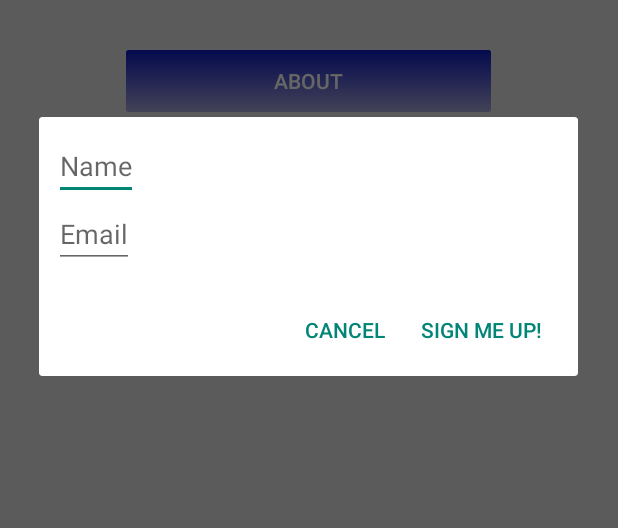
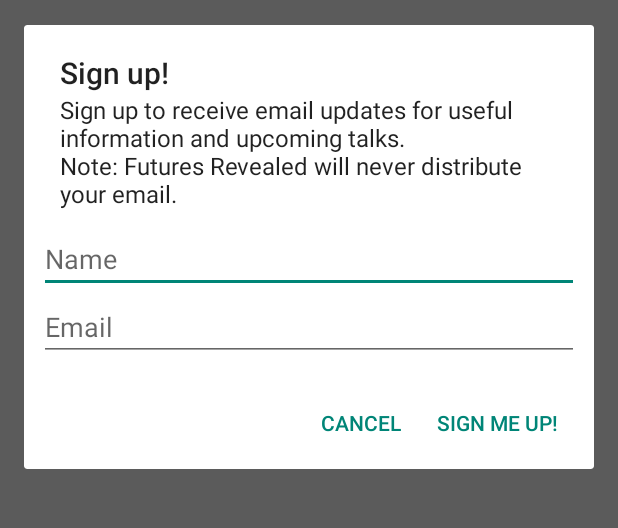
Before and after one commit to vishalkuo/FuturesRevealed, an Android app: the screen it shows after launch (MainActivity), after a tap on "SIGN UP", on a phone screen of 412 x 824 dp, the part 371-899 px from its top. Run offline under Robolectric (Android 15) with nearby library versions, the phone set to English and light mode, and no system bars.

Commit message:
Input dialog created

```diff
--- a/app/src/main/java/vishalkuo/com/futuresrevealed/AsyncSend.java
+++ b/app/src/main/java/vishalkuo/com/futuresrevealed/AsyncSend.java
@@ -58,7 +58,6 @@ public class AsyncSend extends AsyncTask<String, String, String> {
             if (resEntity != null) {
 
                 responseStr = EntityUtils.toString(resEntity).trim();
-                Log.v("LOL", "Response: " +  responseStr);
                 didGetSent = true;
 
                 // you can add an if statement here and do other actions based on the response
@@ -89,7 +88,7 @@ public class AsyncSend extends AsyncTask<String, String, String> {
     protected void onPostExecute(String s) {
         super.onPostExecute(s);
         if (didGetSent) {
-            Toast.makeText(c, responseStr, Toast.LENGTH_LONG).show();
+            Toast.makeText(c, "Got it, thanks " + name + "!", Toast.LENGTH_LONG).show();
         }
     }
 }
--- a/app/src/main/java/vishalkuo/com/futuresrevealed/MainActivity.java
+++ b/app/src/main/java/vishalkuo/com/futuresrevealed/MainActivity.java
@@ -35,9 +35,26 @@ import java.util.List;
 
 
 public class MainActivity extends ActionBarActivity {
+    @Override
+    protected void onDestroy() {
+        super.onDestroy();
+
+        try{
+            if (alertDialog != null && alertDialog.isShowing()){
+                alertDialog.dismiss();
+            }
+        }
+        catch (Exception e){
+            Log.d("lots of problems", e.getMessage());
+        }
+
+
+    }
+
     private ImageView mainLogo;
     private String url = "http://futuresrevealed.ca";
     private Context c = this;
+    private AlertDialog alertDialog;
 
     private Button signUp;
 
@@ -72,7 +89,10 @@ public class MainActivity extends ActionBarActivity {
 
         final EditText name = (EditText)promptsView.findViewById(R.id.nameInput);
         final EditText email = (EditText)promptsView.findViewById(R.id.emailInput);
-
+        email.setInputType(InputType.TYPE_TEXT_VARIATION_EMAIL_ADDRESS);
+        builder.setTitle("Sign up!");
+        builder.setMessage("Sign up to receive email updates for useful information and upcoming talks." +
+                "\nNote: Futures Revealed will never distribute your email. ");
         builder
                 .setCancelable(false)
                 .setPositiveButton("Sign me up!", new DialogInterface.OnClickListener(){
@@ -80,13 +100,12 @@ public class MainActivity extends ActionBarActivity {
                         new AsyncSend(c, name.getText().toString(), email.getText().toString()).execute();
                     }
                 })
-                .setNegativeButton("Cancel", new DialogInterface.OnClickListener(){
-                    public void onClick(DialogInterface dialog, int id){
+                .setNegativeButton("Cancel", new DialogInterface.OnClickListener() {
+                    public void onClick(DialogInterface dialog, int id) {
                         dialog.cancel();
                     }
                 });
-
-        AlertDialog alertDialog = builder.create();
+        alertDialog = builder.create();
         alertDialog.show();
 
     }
--- a/app/src/main/res/layout/dialog.xml
+++ b/app/src/main/res/layout/dialog.xml
@@ -6,14 +6,14 @@
 
     <EditText
         android:id = "@+id/nameInput"
-        android:layout_width="wrap_content"
+        android:layout_width="fill_parent"
         android:layout_height="wrap_content"
         android:hint="Name"/>
 
     <requestFocus/>
     <EditText
         android:id = "@+id/emailInput"
-        android:layout_width="wrap_content"
+        android:layout_width="fill_parent"
         android:layout_height="wrap_content"
         android:hint="Email"/>
 
```
